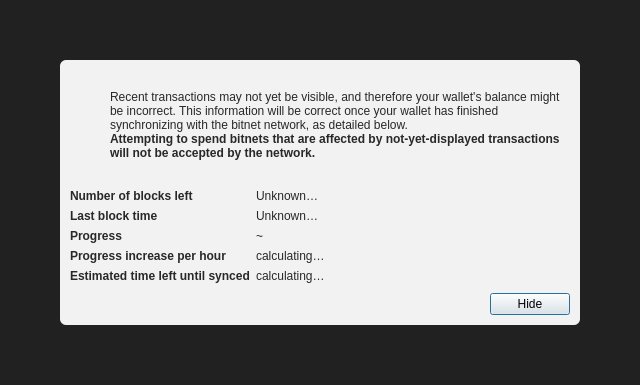
This is src/qt/forms/modaloverlay.ui in waifu-core/waifu-core as Qt 5 draws it before an edit. The edited form follows.
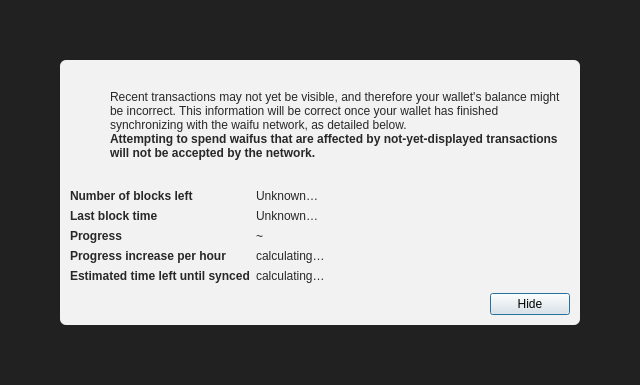
This is the edited form. Icons and pictures are not drawn.

Commit message: rename binaries to waifud and waifu-qt

Patch:
```diff
--- a/src/qt/forms/modaloverlay.ui
+++ b/src/qt/forms/modaloverlay.ui
@@ -130,7 +130,7 @@
              <item>
               <widget class="QLabel" name="infoText">
                <property name="text">
-                <string>Recent transactions may not yet be visible, and therefore your wallet's balance might be incorrect. This information will be correct once your wallet has finished synchronizing with the bitnet network, as detailed below.</string>
+                <string>Recent transactions may not yet be visible, and therefore your wallet's balance might be incorrect. This information will be correct once your wallet has finished synchronizing with the waifu network, as detailed below.</string>
                </property>
                <property name="textFormat">
                 <enum>Qt::RichText</enum>
@@ -149,7 +149,7 @@
                 </font>
                </property>
                <property name="text">
-                <string>Attempting to spend bitnets that are affected by not-yet-displayed transactions will not be accepted by the network.</string>
+                <string>Attempting to spend waifus that are affected by not-yet-displayed transactions will not be accepted by the network.</string>
                </property>
                <property name="textFormat">
                 <enum>Qt::RichText</enum>
```
The commit also changes 772 other files.
